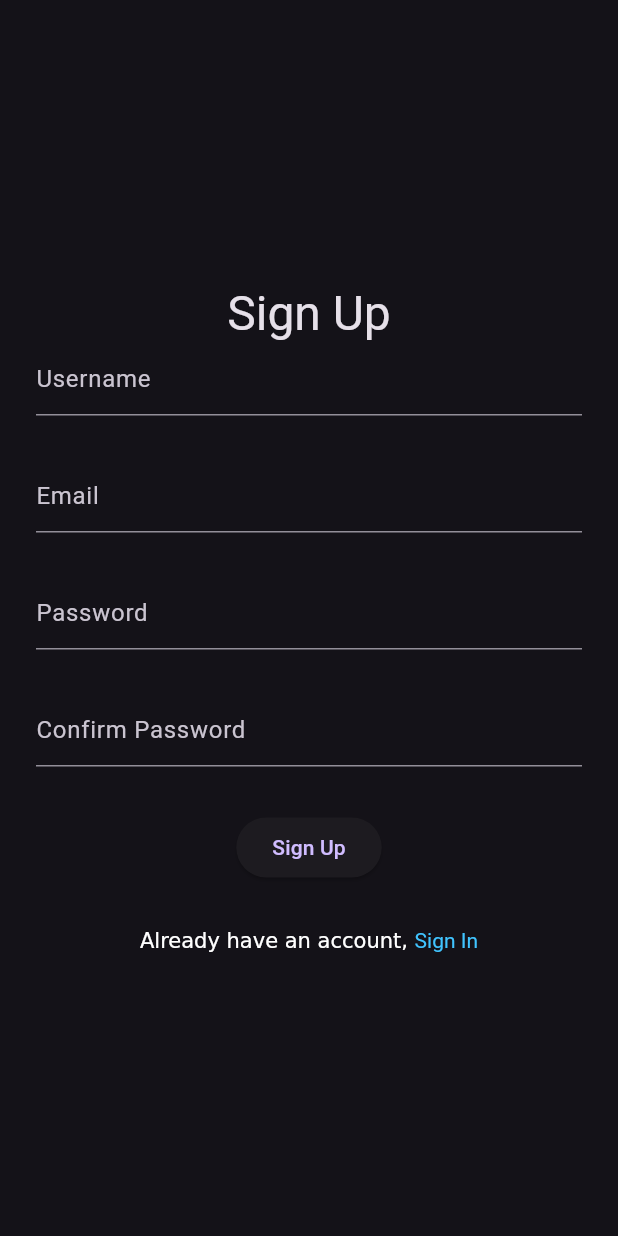
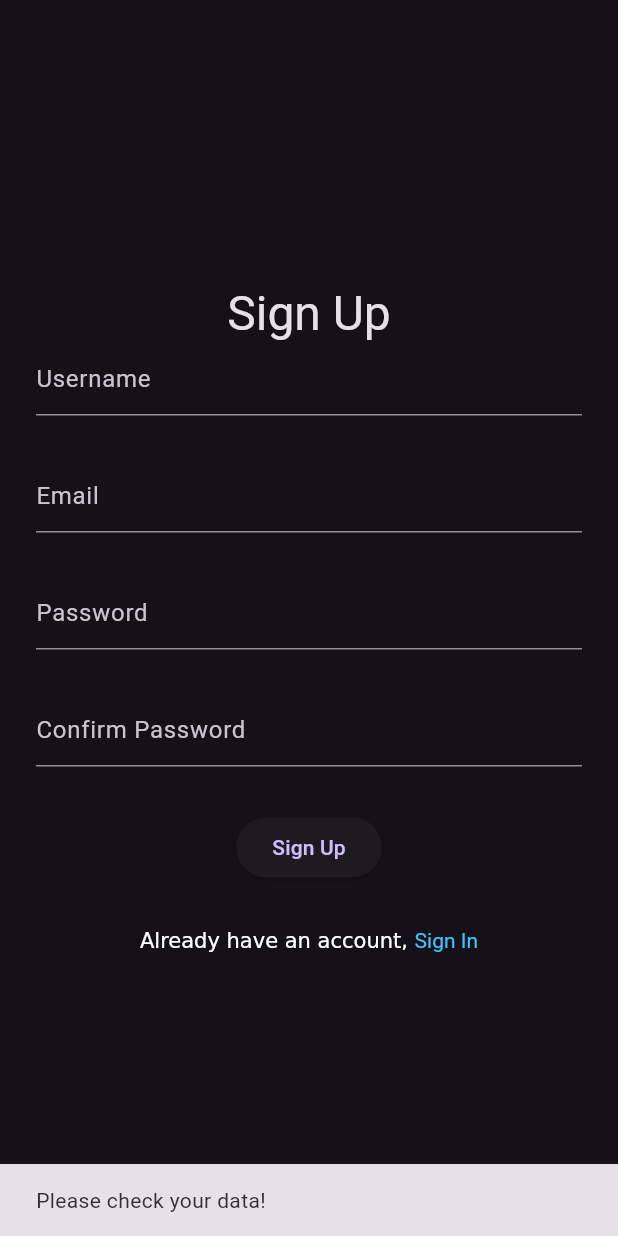
Before and after one commit to Nasibali144/firebase_connection_1, a Flutter app: the SignUpPage screen opened directly, after a tap on "Sign Up", on a phone screen of 412 x 824 dp. Run offline on Flutter 3.47's test engine with Material 2 defaults, Android fonts, the light colour scheme and no system bars; our stand-ins replace bloc, equatable, firebase_auth, firebase_core, flutter_bloc; accounts and stored records are empty.

Commit message:
Commit: 3

```diff
--- a/lib/app.dart
+++ b/lib/app.dart
@@ -1,17 +1,24 @@
+import 'package:firebase_connection_1/blocs/auth/auth_bloc.dart';
 import 'package:firebase_connection_1/pages/home_page.dart';
 import 'package:firebase_connection_1/pages/sign_in_page.dart';
 import 'package:firebase_connection_1/pages/sign_up_page.dart';
 import 'package:flutter/material.dart';
+import 'package:flutter_bloc/flutter_bloc.dart';
 
 class MyApp extends StatelessWidget {
   const MyApp({Key? key}) : super(key: key);
 
   @override
   Widget build(BuildContext context) {
-    return MaterialApp(
-      themeMode: ThemeMode.dark,
-      darkTheme: ThemeData.dark(useMaterial3: true),
-      home: HomePage(),
+    return MultiBlocProvider(
+      providers: [
+        BlocProvider<AuthBloc>(create: (_) => AuthBloc()),
+      ],
+      child: MaterialApp(
+        themeMode: ThemeMode.dark,
+        darkTheme: ThemeData.dark(useMaterial3: true),
+        home: SignUpPage(),
+      ),
     );
   }
 }
--- /dev/null
+++ b/lib/blocs/auth/auth_bloc.dart
@@ -0,0 +1,31 @@
+import 'dart:async';
+
+import 'package:bloc/bloc.dart';
+import 'package:equatable/equatable.dart';
+import 'package:firebase_connection_1/services/auth_service.dart';
+import 'package:firebase_connection_1/services/util_service.dart';
+
+part 'auth_event.dart';
+part 'auth_state.dart';
+
+class AuthBloc extends Bloc<AuthEvent, AuthState> {
+  AuthBloc() : super(AuthInitial()) {
+    on<SignUpEvent>(_signUp);
+  }
+
+  void _signUp(SignUpEvent event, Emitter emit) async {
+    if(!Util.validateRegistration(event.username, event.email, event.password, event.prePassword)) {
+      emit(const AuthFailure("Please check your data!"));
+      return;
+    }
+
+    emit(AuthLoading());
+
+    final result = await AuthService.signUp(event.email, event.password, event.username);
+    if(result) {
+      emit(SignUpSuccess());
+    } else {
+      emit(const AuthFailure("Something error, please try again later!!!"));
+    }
+  }
+}
--- /dev/null
+++ b/lib/blocs/auth/auth_event.dart
@@ -0,0 +1,22 @@
+part of 'auth_bloc.dart';
+
+abstract class AuthEvent extends Equatable {
+  const AuthEvent();
+}
+
+class SignUpEvent extends AuthEvent {
+  final String username;
+  final String email;
+  final String password;
+  final String prePassword;
+
+  const SignUpEvent({
+    required this.username,
+    required this.email,
+    required this.password,
+    required this.prePassword,
+  });
+
+  @override
+  List<Object?> get props => [username, email, password, prePassword];
+}
--- /dev/null
+++ b/lib/blocs/auth/auth_state.dart
@@ -0,0 +1,28 @@
+part of 'auth_bloc.dart';
+
+abstract class AuthState extends Equatable {
+  const AuthState();
+}
+
+class AuthInitial extends AuthState {
+  @override
+  List<Object> get props => [];
+}
+
+class AuthLoading extends AuthState {
+  @override
+  List<Object> get props => [];
+}
+
+class AuthFailure extends AuthState {
+  final String message;
+  const AuthFailure(this.message);
+
+  @override
+  List<Object> get props => [];
+}
+
+class SignUpSuccess extends AuthState {
+  @override
+  List<Object> get props => [];
+}
--- a/lib/pages/sign_up_page.dart
+++ b/lib/pages/sign_up_page.dart
@@ -1,7 +1,10 @@
+import 'package:firebase_connection_1/blocs/auth/auth_bloc.dart';
+import 'package:firebase_connection_1/pages/sign_in_page.dart';
 import 'package:firebase_connection_1/services/strings.dart';
 import 'package:firebase_connection_1/views/custom_text_field_view.dart';
 import 'package:flutter/gestures.dart';
 import 'package:flutter/material.dart';
+import 'package:flutter_bloc/flutter_bloc.dart';
 
 class SignUpPage extends StatelessWidget {
   SignUpPage({Key? key}) : super(key: key);
@@ -14,7 +17,18 @@ class SignUpPage extends StatelessWidget {
   @override
   Widget build(BuildContext context) {
     return Scaffold(
-      body: Stack(
+      body: BlocListener<AuthBloc, AuthState>(
+        listener: (context, state) {
+          if (state is AuthFailure) {
+            ScaffoldMessenger.of(context)
+                .showSnackBar(SnackBar(content: Text(state.message)));
+          }
+
+          if(state is SignUpSuccess) {
+            Navigator.of(context).pushReplacement(MaterialPageRoute(builder: (context) => SignInPage()));
+          }
+        },
+        child: Stack(
           children: [
             Padding(
               padding: const EdgeInsets.symmetric(horizontal: 24),
@@ -27,16 +41,25 @@ class SignUpPage extends StatelessWidget {
                     style: Theme.of(context).textTheme.headlineLarge,
                   ),
 
-                CustomTextField(controller: nameController, title: I18N.username),
-                CustomTextField(controller: emailController, title: I18N.email),
-                CustomTextField(controller: passwordController, title: I18N.password),
-                CustomTextField(controller: prePasswordController, title: I18N.prePassword),
-
-
+                  CustomTextField(
+                      controller: nameController, title: I18N.username),
+                  CustomTextField(
+                      controller: emailController, title: I18N.email),
+                  CustomTextField(
+                      controller: passwordController, title: I18N.password),
+                  CustomTextField(
+                      controller: prePasswordController,
+                      title: I18N.prePassword),
 
                   /// #button: sign up
                   ElevatedButton(
-                  onPressed: () {},
+                    onPressed: () {
+                      context.read<AuthBloc>().add(SignUpEvent(
+                          username: nameController.text.trim(),
+                          email: emailController.text.trim(),
+                          password: passwordController.text.trim(),
+                          prePassword: prePasswordController.text.trim()));
+                    },
                     child: const Text(I18N.signup),
                   ),
                   const SizedBox(height: 30),
@@ -51,8 +74,9 @@ class SignUpPage extends StatelessWidget {
                         TextSpan(
                           text: I18N.signin,
                           style: const TextStyle(color: Colors.lightBlueAccent),
-                        recognizer: TapGestureRecognizer()
-                          ..onTap = () {},
+                          recognizer: TapGestureRecognizer()..onTap = () {
+                            Navigator.of(context).pushReplacement(MaterialPageRoute(builder: (context) => SignInPage()));
+                          },
                         ),
                       ],
                     ),
@@ -62,16 +86,24 @@ class SignUpPage extends StatelessWidget {
             ),
 
             /// #laoding...
-          if (false)
-            DecoratedBox(
+            BlocBuilder<AuthBloc, AuthState>(
+              builder: (context, state) {
+                if (state is AuthLoading) {
+                  return DecoratedBox(
                     decoration: BoxDecoration(
                       color: Colors.black.withOpacity(0.25),
                     ),
                     child: const Center(
                       child: CircularProgressIndicator(),
                     ),
-            )
+                  );
+                } else {
+                  return const SizedBox.shrink();
+                }
+              },
+            ),
           ],
+        ),
       ),
     );
   }
--- /dev/null
+++ b/lib/services/util_service.dart
@@ -0,0 +1,5 @@
+sealed class Util {
+  static bool validateRegistration(String username, String email, String password, String prePassword) {
+    return username.isNotEmpty && email.length >= 6 && password.isNotEmpty && password == prePassword;
+  }
+}
```
Also changed, not shown: pubspec.yaml (+5 -51 lines), pubspec.lock. Lines whose indentation alone changed are shown as unchanged.
